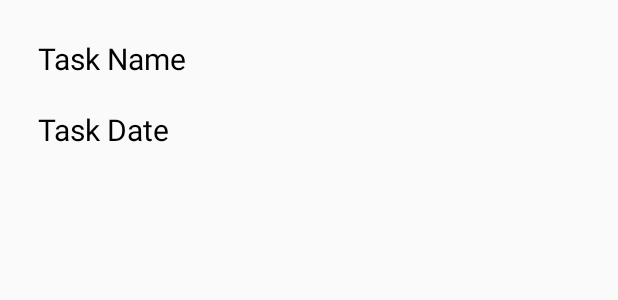
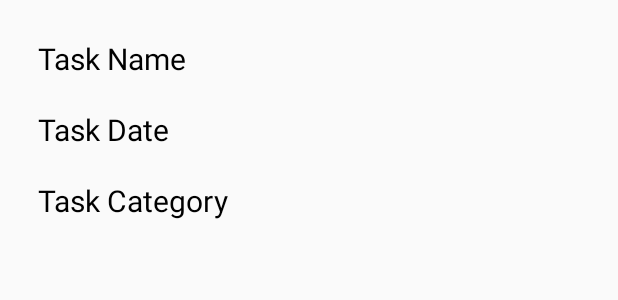
Before and after one commit to Lyle-Stevenson/YouDoApp, an Android app: the layout task_row.xml on its own in the app's theme, with its tools: preview values and no code run, on a phone screen of 412 x 824 dp. Shown: the top 300 px of the screen. Run offline under Robolectric (Android 15) with nearby library versions, the phone set to English and light mode, and no system bars.

Commit message:
Category system fix

```diff
--- a/app/src/main/java/com/youdo/DatabaseHelper.java
+++ b/app/src/main/java/com/youdo/DatabaseHelper.java
@@ -32,7 +32,7 @@ public class DatabaseHelper extends SQLiteOpenHelper{
     // To do table create statement
     private static final String CREATE_TABLE_TODO = "CREATE TABLE "
             + TABLE_TODO + "(" + ID_COL + " INTEGER PRIMARY KEY AUTOINCREMENT," + NAME_COL
-            + " TEXT," + TASK_CAT_COL + "TEXT," + DATE_COL + " DATETIME" + ")";
+            + " TEXT," + TASK_CAT_COL + " TEXT," + DATE_COL + " DATETIME" + ")";
 
     // Event table create statement
     private static final String CREATE_TABLE_EVENTS = "CREATE TABLE "
--- a/app/src/main/java/com/youdo/TodoActivity.java
+++ b/app/src/main/java/com/youdo/TodoActivity.java
@@ -72,7 +72,7 @@ public class TodoActivity extends AppCompatActivity {
         }
 
         public void setCat(String cat) {
-            TextView todo_cat = (TextView) itemView.findViewById(R.id.Category_drop_down);
+            TextView todo_cat = (TextView) itemView.findViewById(R.id.todoCategory);
             todo_cat.setText(cat);
         }
 
--- a/app/src/main/java/com/youdo/TodoRecyclerAdapter.java
+++ b/app/src/main/java/com/youdo/TodoRecyclerAdapter.java
@@ -38,7 +38,7 @@ public class TodoRecyclerAdapter extends RecyclerView.Adapter<TodoRecyclerAdapte
             super(view);
             todo_name = (TextView) itemView.findViewById(R.id.todoName);
             todo_date = (TextView) itemView.findViewById(R.id.todoDate);
-            todo_cat = (TextView) itemView.findViewById(R.id.Category_drop_down);
+            todo_cat = (TextView) itemView.findViewById(R.id.todoCategory);
         }
 
 
--- a/app/src/main/res/layout/activity_addtask.xml
+++ b/app/src/main/res/layout/activity_addtask.xml
@@ -24,11 +24,10 @@
         app:layout_constraintTop_toTopOf="parent" />
 
     <Spinner
-        android:id="@+id/Category_drop_down"
+        android:id="@+id/category_drop_down"
         android:layout_width="177dp"
         android:layout_height="44dp"
-
-        android:entries="@id/Category_drop_down"
+        android:entries="@id/category_drop_down"
         app:layout_constraintBottom_toTopOf="@+id/button3"
         app:layout_constraintEnd_toEndOf="parent"
         app:layout_constraintHorizontal_bias="0.5"
--- a/app/src/main/res/layout/task_row.xml
+++ b/app/src/main/res/layout/task_row.xml
@@ -36,4 +36,20 @@
         app:layout_constraintStart_toStartOf="parent"
         app:layout_constraintTop_toTopOf="parent" />
 
+    <TextView
+        android:id="@+id/todoCategory"
+        android:layout_width="wrap_content"
+        android:layout_height="wrap_content"
+        android:layout_margin="10dp"
+        android:layout_marginEnd="10dp"
+        android:layout_marginStart="10dp"
+        android:layout_marginTop="36dp"
+        android:text="Task Category"
+        android:textColor="#000000"
+        android:textSize="20dp"
+        app:layout_constraintEnd_toEndOf="parent"
+        app:layout_constraintHorizontal_bias="0.0"
+        app:layout_constraintStart_toStartOf="parent"
+        app:layout_constraintTop_toTopOf="parent" />
+
 </LinearLayout>
```
Also changed, not shown: app/src/main/java/com/youdo/AddtaskActivity.java (+6 -7 lines).
